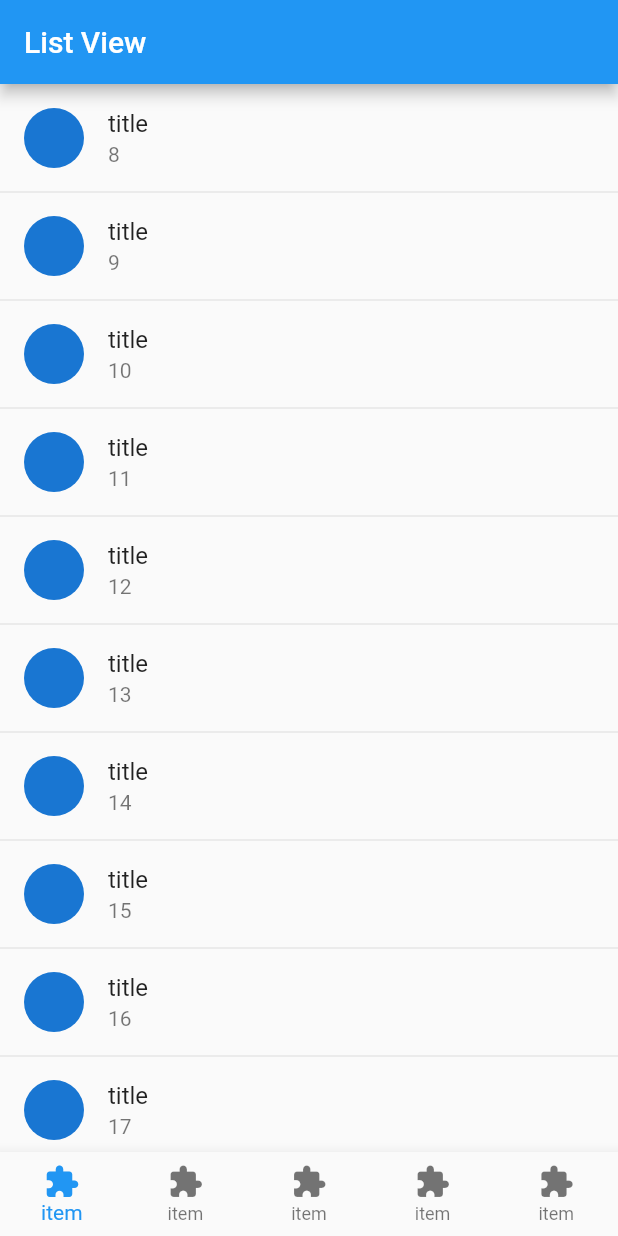
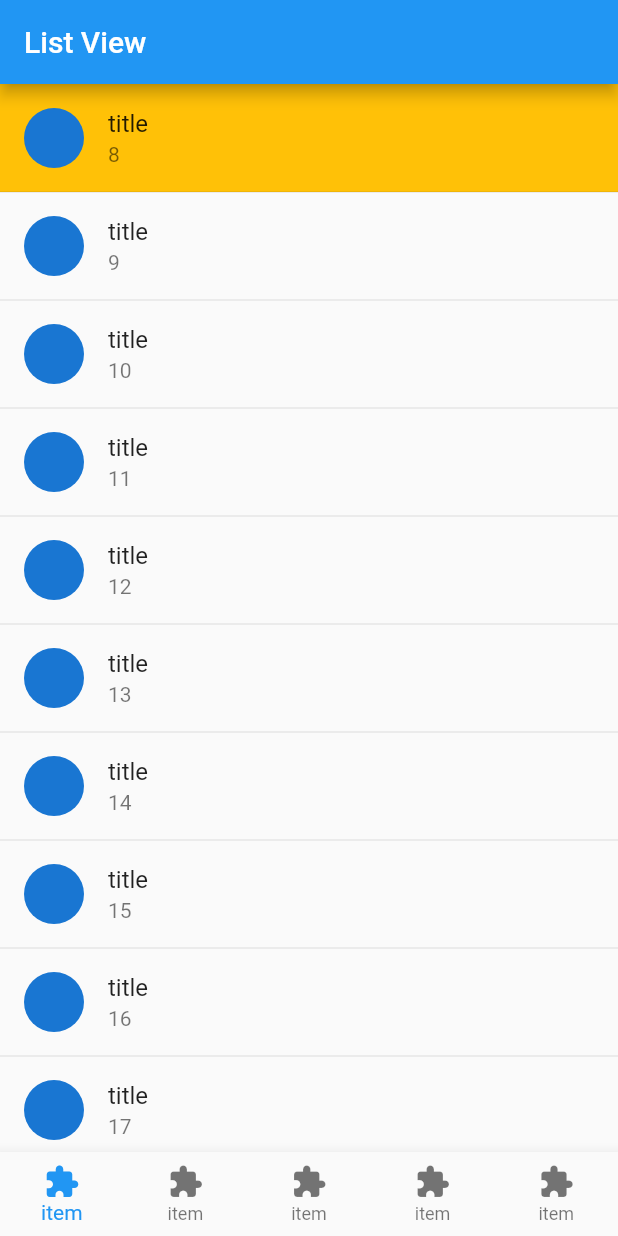
Before and after one commit to torikatsupg/visibility_detectable_list_view, a Flutter app: the screen it shows after launch, scrolled down 576 dp, on a phone screen of 412 x 824 dp. Run offline on Flutter 3.47's test engine with Material 2 defaults, Android fonts, the phone set to English and light mode, and no system bars.

```diff
--- a/lib/list_item.dart
+++ b/lib/list_item.dart
@@ -2,16 +2,22 @@ import 'package:detectable_list_view/visibility_detectable_list_Item.dart';
 import 'package:flutter/material.dart';
 
 class ListItem extends StatelessWidget {
-  const ListItem({required this.index, required this.listViewKey, Key? key})
-      : super(key: key);
+  const ListItem({
+    required this.index,
+    required this.listViewKey,
+    required this.controller,
+    Key? key,
+  }) : super(key: key);
 
   final int index;
   final GlobalKey listViewKey;
+  final ScrollController controller;
 
   @override
   Widget build(BuildContext context) {
     return VisibilityDetectableListItem(
       listViewKey: listViewKey,
+      controller: controller,
       child: ListTile(
         leading: CircleAvatar(),
         title: Text('title'),
--- a/lib/visibility_detectable_list_Item.dart
+++ b/lib/visibility_detectable_list_Item.dart
@@ -1,12 +1,16 @@
 import 'package:flutter/material.dart';
 
 class VisibilityDetectableListItem extends StatefulWidget {
-  const VisibilityDetectableListItem(
-      {required this.child, required this.listViewKey, Key? key})
-      : super(key: key);
+  const VisibilityDetectableListItem({
+    required this.child,
+    required this.listViewKey,
+    required this.controller,
+    Key? key,
+  }) : super(key: key);
 
   final Widget child;
   final GlobalKey listViewKey;
+  final ScrollController controller;
 
   @override
   createState() => _VisibilityDetectableListItemState();
@@ -14,9 +18,29 @@ class VisibilityDetectableListItem extends StatefulWidget {
 
 class _VisibilityDetectableListItemState
     extends State<VisibilityDetectableListItem> {
+  bool isVisible = false;
+
+  @override
+  void didChangeDependencies() {
+    super.didChangeDependencies();
+    WidgetsBinding.instance?.addPostFrameCallback(
+      (_) => widget.controller.addListener(_onScroll),
+    );
+  }
+
+  @override
+  void dispose() {
+    super.dispose();
+    widget.controller.removeListener(_onScroll);
+  }
+
   @override
   Widget build(BuildContext context) {
-    return widget.child;
+    _onScroll(); // 初回ビルド時のみ条件判定を行う
+    return Container(
+      color: isVisible ? Colors.amber : null,
+      child: widget.child,
+    );
   }
 
   void _onScroll() {
@@ -34,9 +58,9 @@ class _VisibilityDetectableListItemState
             listViewRenderBox.size.height;
 
     if (listItemBottomPosition <= listViewBottomPosition) {
-      // inside
+      setState(() => isVisible = true); // inside
     } else {
-      // outside
+      setState(() => isVisible = false); // outside
     }
   }
 }
--- a/lib/visibility_detectable_list_view.dart
+++ b/lib/visibility_detectable_list_view.dart
@@ -5,15 +5,17 @@ class VisibilityDetectableListView extends StatelessWidget {
   VisibilityDetectableListView({Key? key}) : super(key: key);
 
   final listViewKey = GlobalKey();
+  final controller = ScrollController();
 
   @override
   Widget build(BuildContext context) {
     return ListView.separated(
-      itemBuilder: (_, index) =>
-          ListItem(index: index, listViewKey: listViewKey),
+      itemBuilder: (_, index) => ListItem(
+          index: index, listViewKey: listViewKey, controller: controller),
       separatorBuilder: (_, __) => const Divider(height: 0),
       itemCount: 100,
       key: listViewKey, // pass global key
+      controller: controller,
     );
   }
 }
```
